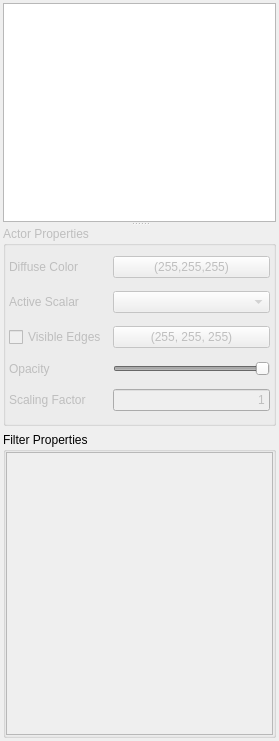
This is VtkVis/VtkVisTabWidgetBase.ui in ufz/ogs as Qt 5 draws it before an edit. The edited form follows.
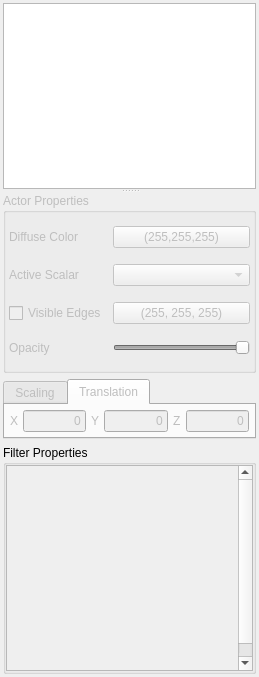
This is the edited form. Custom widgets are drawn as their Qt base class.

Commit message: included tranlation option into GUI; removed multi-mesh from FEM Read and re-inserted adding the mesh into global mesh vector into files0.cpp

Patch:
```diff
--- a/VtkVis/VtkVisTabWidgetBase.ui
+++ b/VtkVis/VtkVisTabWidgetBase.ui
@@ -6,8 +6,8 @@
    <rect>
     <x>0</x>
     <y>0</y>
-    <width>279</width>
-    <height>741</height>
+    <width>259</width>
+    <height>677</height>
    </rect>
   </property>
   <property name="windowTitle">
@@ -55,7 +55,7 @@
          <property name="minimumSize">
           <size>
            <width>0</width>
-           <height>200</height>
+           <height>180</height>
           </size>
          </property>
          <property name="title">
@@ -113,23 +113,6 @@
             </property>
            </widget>
           </item>
-          <item row="5" column="0">
-           <widget class="QLabel" name="label_3">
-            <property name="text">
-             <string>Scaling Factor</string>
-            </property>
-           </widget>
-          </item>
-          <item row="5" column="1">
-           <widget class="QLineEdit" name="scaleZ">
-            <property name="text">
-             <string>1</string>
-            </property>
-            <property name="alignment">
-             <set>Qt::AlignRight|Qt::AlignTrailing|Qt::AlignVCenter</set>
-            </property>
-           </widget>
-          </item>
           <item row="1" column="1">
            <widget class="QComboBox" name="activeScalarComboBox"/>
           </item>
@@ -143,6 +126,183 @@
          </layout>
         </widget>
        </item>
+       <item>
+        <widget class="QTabWidget" name="transformTabWidget">
+         <property name="enabled">
+          <bool>false</bool>
+         </property>
+         <property name="sizePolicy">
+          <sizepolicy hsizetype="Preferred" vsizetype="Fixed">
+           <horstretch>0</horstretch>
+           <verstretch>0</verstretch>
+          </sizepolicy>
+         </property>
+         <property name="minimumSize">
+          <size>
+           <width>0</width>
+           <height>60</height>
+          </size>
+         </property>
+         <property name="currentIndex">
+          <number>1</number>
+         </property>
+         <widget class="QWidget" name="scalingTab">
+          <attribute name="title">
+           <string>Scaling</string>
+          </attribute>
+          <layout class="QHBoxLayout" name="horizontalLayout_4">
+           <property name="spacing">
+            <number>5</number>
+           </property>
+           <property name="margin">
+            <number>5</number>
+           </property>
+           <item>
+            <layout class="QHBoxLayout" name="horizontalLayout">
+             <property name="spacing">
+              <number>5</number>
+             </property>
+             <property name="sizeConstraint">
+              <enum>QLayout::SetDefaultConstraint</enum>
+             </property>
+             <item>
+              <widget class="QLabel" name="label_3">
+               <property name="text">
+                <string>Scaling Factor</string>
+               </property>
+              </widget>
+             </item>
+             <item>
+              <widget class="QLineEdit" name="scaleZ">
+               <property name="text">
+                <string>1</string>
+               </property>
+               <property name="alignment">
+                <set>Qt::AlignRight|Qt::AlignTrailing|Qt::AlignVCenter</set>
+               </property>
+              </widget>
+             </item>
+            </layout>
+           </item>
+          </layout>
+         </widget>
+         <widget class="QWidget" name="translationTab">
+          <attribute name="title">
+           <string>Translation</string>
+          </attribute>
+          <layout class="QHBoxLayout" name="horizontalLayout_5">
+           <property name="spacing">
+            <number>5</number>
+           </property>
+           <property name="margin">
+            <number>5</number>
+           </property>
+           <item>
+            <layout class="QHBoxLayout" name="horizontalLayout_2">
+             <property name="spacing">
+              <number>5</number>
+             </property>
+             <item>
+              <widget class="QLabel" name="transXLabel">
+               <property name="sizePolicy">
+                <sizepolicy hsizetype="Minimum" vsizetype="Minimum">
+                 <horstretch>0</horstretch>
+                 <verstretch>0</verstretch>
+                </sizepolicy>
+               </property>
+               <property name="text">
+                <string>X</string>
+               </property>
+              </widget>
+             </item>
+             <item>
+              <widget class="QLineEdit" name="transX">
+               <property name="text">
+                <string>0</string>
+               </property>
+               <property name="alignment">
+                <set>Qt::AlignRight|Qt::AlignTrailing|Qt::AlignVCenter</set>
+               </property>
+              </widget>
+             </item>
+             <item>
+              <spacer name="horizontalSpacer">
+               <property name="orientation">
+                <enum>Qt::Horizontal</enum>
+               </property>
+               <property name="sizeHint" stdset="0">
+                <size>
+                 <width>40</width>
+                 <height>20</height>
+                </size>
+               </property>
+              </spacer>
+             </item>
+             <item>
+              <widget class="QLabel" name="transYLabel">
+               <property name="sizePolicy">
+                <sizepolicy hsizetype="Minimum" vsizetype="Minimum">
+                 <horstretch>0</horstretch>
+                 <verstretch>0</verstretch>
+                </sizepolicy>
+               </property>
+               <property name="text">
+                <string>Y</string>
+               </property>
+              </widget>
+             </item>
+             <item>
+              <widget class="QLineEdit" name="transY">
+               <property name="text">
+                <string>0</string>
+               </property>
+               <property name="alignment">
+                <set>Qt::AlignRight|Qt::AlignTrailing|Qt::AlignVCenter</set>
+               </property>
+              </widget>
+             </item>
+             <item>
+              <spacer name="horizontalSpacer_2">
+               <property name="orientation">
+                <enum>Qt::Horizontal</enum>
+               </property>
+               <property name="sizeHint" stdset="0">
+                <size>
+                 <width>40</width>
+                 <height>20</height>
+                </size>
+               </property>
+              </spacer>
+             </item>
+             <item>
+              <widget class="QLabel" name="transZLabel">
+               <property name="sizePolicy">
+                <sizepolicy hsizetype="Minimum" vsizetype="Minimum">
+                 <horstretch>0</horstretch>
+                 <verstretch>0</verstretch>
+                </sizepolicy>
+               </property>
+               <property name="text">
+                <string>Z</string>
+               </property>
+              </widget>
+             </item>
+             <item>
+              <widget class="QLineEdit" name="transZ">
+               <property name="text">
+                <string>0</string>
+               </property>
+               <property name="alignment">
+                <set>Qt::AlignRight|Qt::AlignTrailing|Qt::AlignVCenter</set>
+               </property>
+              </widget>
+             </item>
+            </layout>
+           </item>
+          </layout>
+         </widget>
+        </widget>
+       </item>
        <item>
         <widget class="QGroupBox" name="filterPropertiesGroupBox">
          <property name="sizePolicy">
```
The commit also changes 5 other files.
